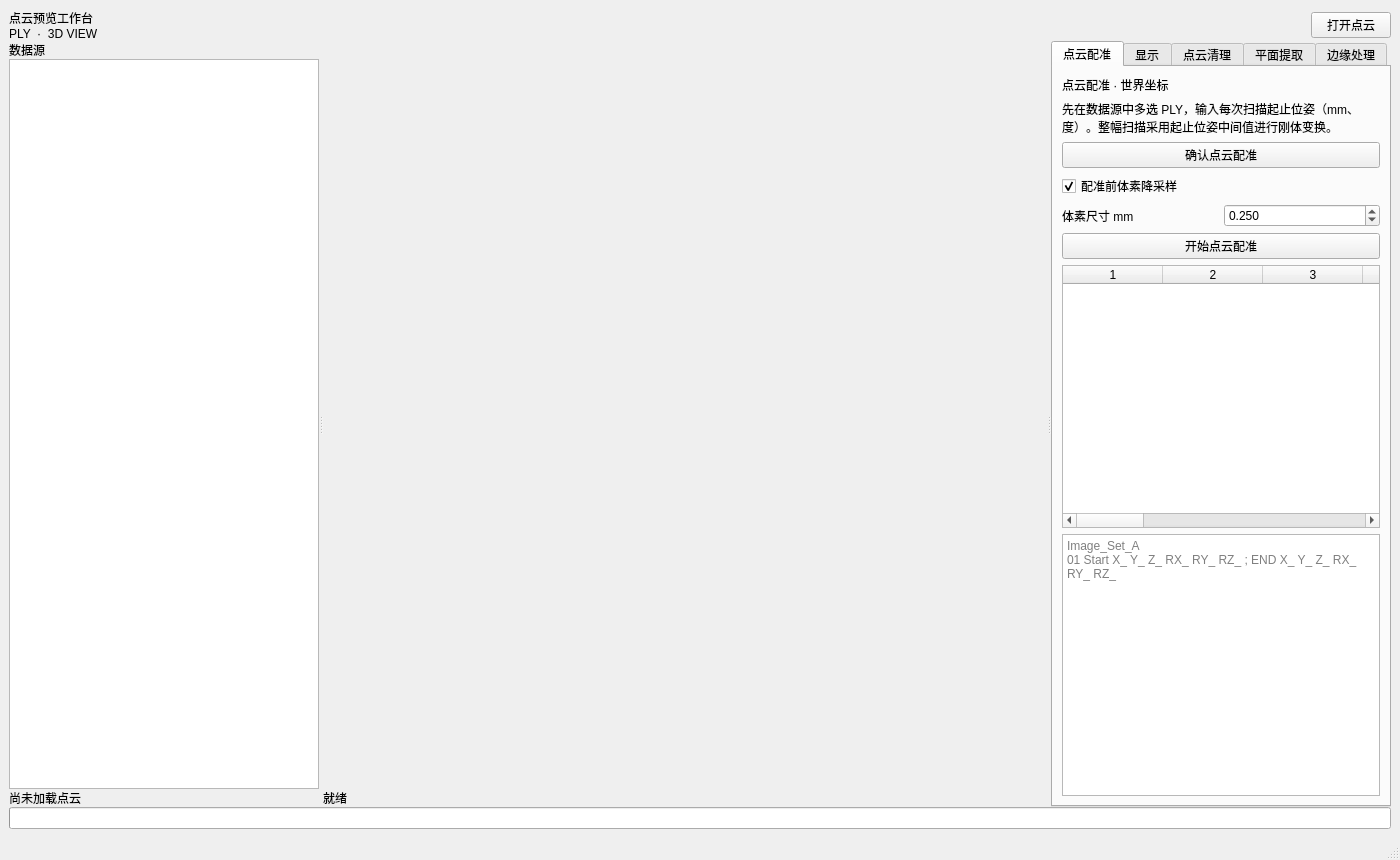
Qt form mainwindow.ui (chenzhenjia/pointcloudsuite) before a commit.
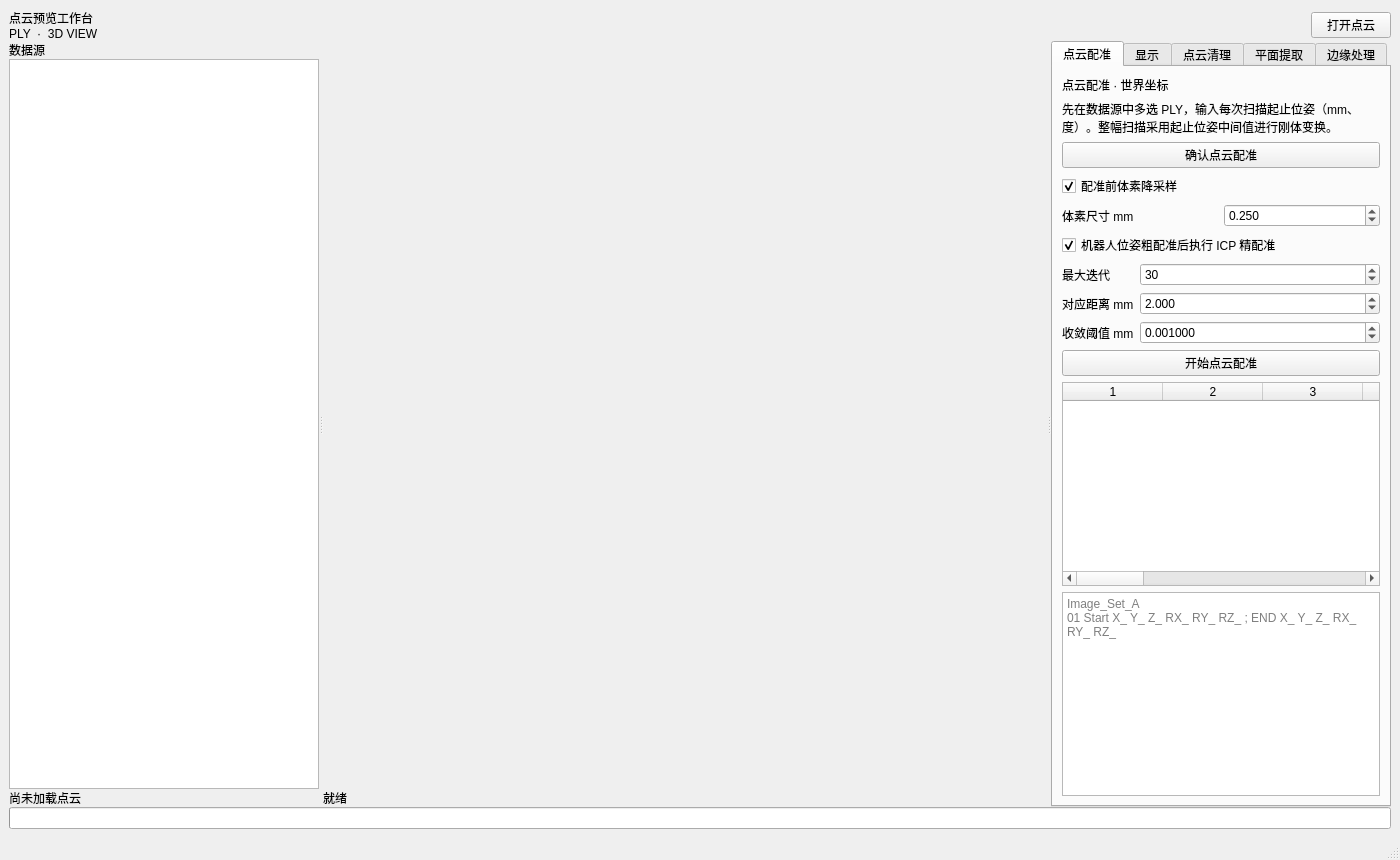
The same form after that commit.

Commit message: Add ICP refinement to point cloud registration

The edit to the form file:
```diff
--- a/mainwindow.ui
+++ b/mainwindow.ui
@@ -194,6 +194,8 @@
             </item>
             <item><widget class="QCheckBox" name="chk_registration_voxel"><property name="text"><string>配准前体素降采样</string></property><property name="checked"><bool>true</bool></property></widget></item>
             <item><layout class="QHBoxLayout" name="hbl_registration_voxel"><item><widget class="QLabel" name="lbl_registration_voxel"><property name="text"><string>体素尺寸 mm</string></property></widget></item><item><widget class="QDoubleSpinBox" name="dsb_registration_voxel"><property name="minimum"><double>0.001000000000000</double></property><property name="maximum"><double>1000.000000000000000</double></property><property name="decimals"><number>3</number></property><property name="value"><double>0.250000000000000</double></property></widget></item></layout></item>
+            <item><widget class="QCheckBox" name="chk_registration_icp"><property name="text"><string>机器人位姿粗配准后执行 ICP 精配准</string></property><property name="checked"><bool>true</bool></property></widget></item>
+            <item><layout class="QFormLayout" name="fml_registration_icp"><item row="0" column="0"><widget class="QLabel" name="lbl_icp_iterations"><property name="text"><string>最大迭代</string></property></widget></item><item row="0" column="1"><widget class="QSpinBox" name="spb_icp_iterations"><property name="minimum"><number>1</number></property><property name="maximum"><number>200</number></property><property name="value"><number>30</number></property></widget></item><item row="1" column="0"><widget class="QLabel" name="lbl_icp_distance"><property name="text"><string>对应距离 mm</string></property></widget></item><item row="1" column="1"><widget class="QDoubleSpinBox" name="dsb_icp_distance"><property name="minimum"><double>0.001000000000000</double></property><property name="maximum"><double>1000.000000000000000</double></property><property name="decimals"><number>3</number></property><property name="value"><double>2.000000000000000</double></property></widget></item><item row="2" column="0"><widget class="QLabel" name="lbl_icp_tolerance"><property name="text"><string>收敛阈值 mm</string></property></widget></item><item row="2" column="1"><widget class="QDoubleSpinBox" name="dsb_icp_tolerance"><property name="minimum"><double>0.000001000000000</double></property><property name="maximum"><double>10.000000000000000</double></property><property name="decimals"><number>6</number></property><property name="value"><double>0.001000000000000</double></property></widget></item></layout></item>
             <item>
              <widget class="QPushButton" name="btn_start_registration">
               <property name="text">
```
The commit also changes 4 other files.
